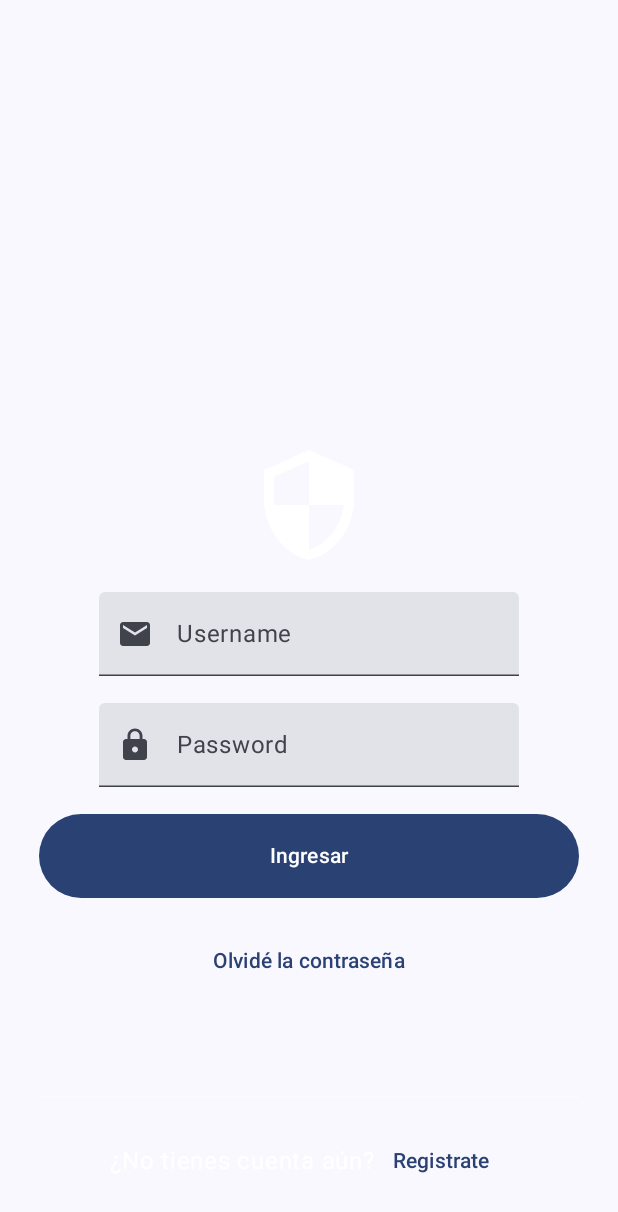
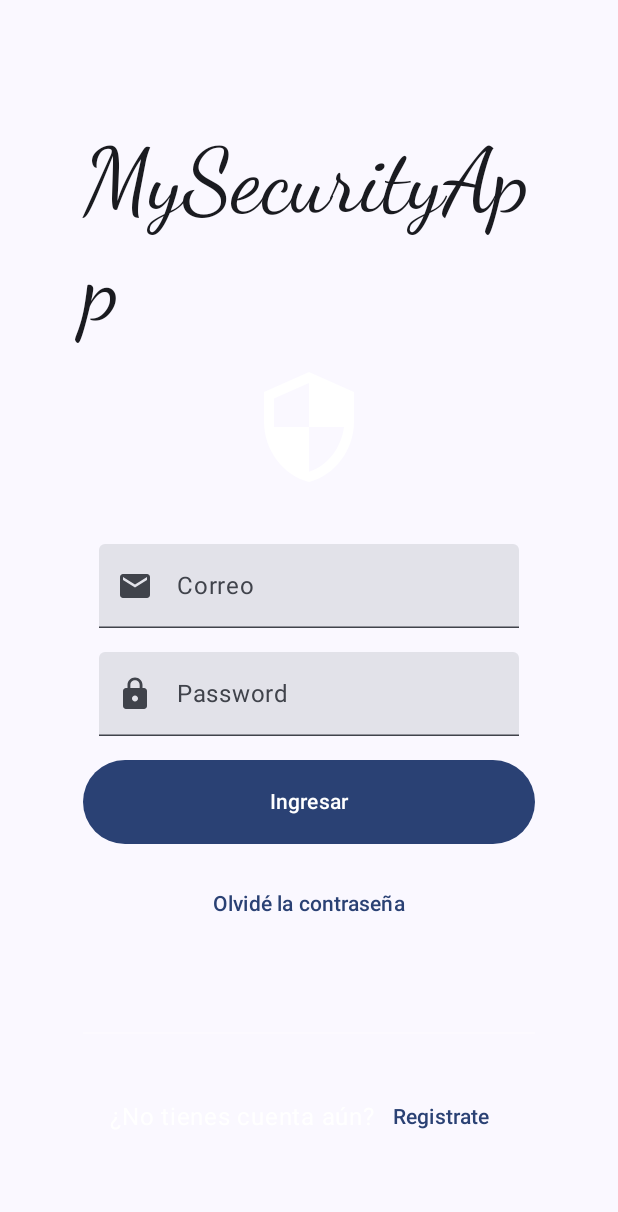
Before and after one commit to Maricarmen5-31/DANPExamen01, an Android app built with Jetpack Compose: the screen it shows after launch (MainActivity), on a phone screen of 412 x 824 dp. Shown: the top 1212 px of the screen. Run offline under Robolectric (Android 15) with nearby library versions, the phone set to English and light mode, and no system bars; our stand-ins replace Dagger/Hilt's generated code, Room's generated code.

Commit message:
Interfaz login

```diff
--- a/app/src/main/java/com/example/danpexamen01/interfaces/login/LoginScreen.kt
+++ b/app/src/main/java/com/example/danpexamen01/interfaces/login/LoginScreen.kt
@@ -1,5 +1,8 @@
 package com.example.danpexamen01.interfaces.login
 
+import android.content.Context
+import android.net.Uri
+import androidx.compose.foundation.background
 import androidx.compose.foundation.layout.*
 import androidx.compose.foundation.text.ClickableText
 import androidx.compose.foundation.text.KeyboardOptions
@@ -41,38 +44,34 @@ fun LoginScreen(
     navController: NavController,
     viewModel: ViewModel = hiltViewModel()
 ) {
-    /*Box(modifier = Modifier.fillMaxSize()) {
-        ClickableText(
-            text = AnnotatedString("Signup Here"),
-            modifier = Modifier
-                .align(Alignment.BottomCenter)
-                .padding(20.dp),
-            onClick = { navController.navigate("signup") },
-            style = TextStyle(
-                fontSize = 14.sp,
-                fontFamily = FontFamily.Default,
-                textDecoration = TextDecoration.Underline,
-                color = PurpleGrey80
-            )
-        )
-    }*/
+
+
     Column(
         modifier = Modifier
-            .padding(26.dp)
+            .padding(55.dp)
             .fillMaxSize(),
-        verticalArrangement = Arrangement.spacedBy(18.dp, alignment = Alignment.Bottom),
+        verticalArrangement = Arrangement.spacedBy(16.dp, alignment = Alignment.Bottom),
         horizontalAlignment = Alignment.CenterHorizontally
     ) {
         var correo by remember { mutableStateOf(Constantes.NO_VALUE) }
         var contraseña by remember { mutableStateOf(Constantes.NO_VALUE) }
 
+        Text(
+            text = "MySecurityApp",
+            style = TextStyle(fontSize = 60.sp, fontFamily = FontFamily.Cursive)
+        )
         Icon(
             painter = painterResource(id = R.drawable.baseline_security_24), null,
-            Modifier.size(80.dp),
+            Modifier
+                .size(80.dp),
             tint = Color.White
         )
+        Text(
+            text = "",
+            style = TextStyle(fontSize = 5.sp)
+        )
         TextField(
-            label = { Text(text = "Username") },
+            label = { Text(text = "Correo") },
             value = correo,
             onValueChange = { correo = it },
             leadingIcon = {
@@ -115,9 +114,10 @@ fun LoginScreen(
         Divider(
             color = Color.White.copy(alpha = 0.3f),
             thickness = 1.dp,
-            modifier = Modifier.padding(top = 48.dp)
+            modifier = Modifier.padding(top = 45.dp)
         )
-        Row(verticalAlignment = Alignment.CenterVertically) {
+        Row(verticalAlignment = Alignment.CenterVertically,
+        modifier = Modifier.padding(top = 15.dp)) {
 
             Text(text = "¿No tienes cuenta aún?", color = Color.White)
             TextButton(onClick = { navController.navigate("signup") }) {
```
